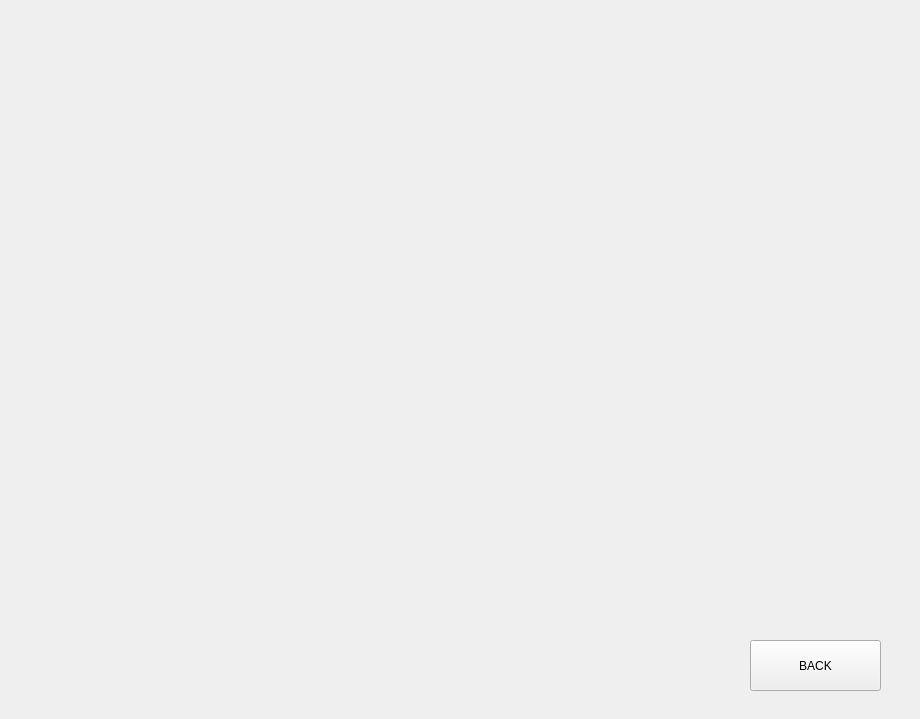
Old version of the form testWidget/ShopBoard.ui in the repository hg-hg/2019-DungeonNStones.
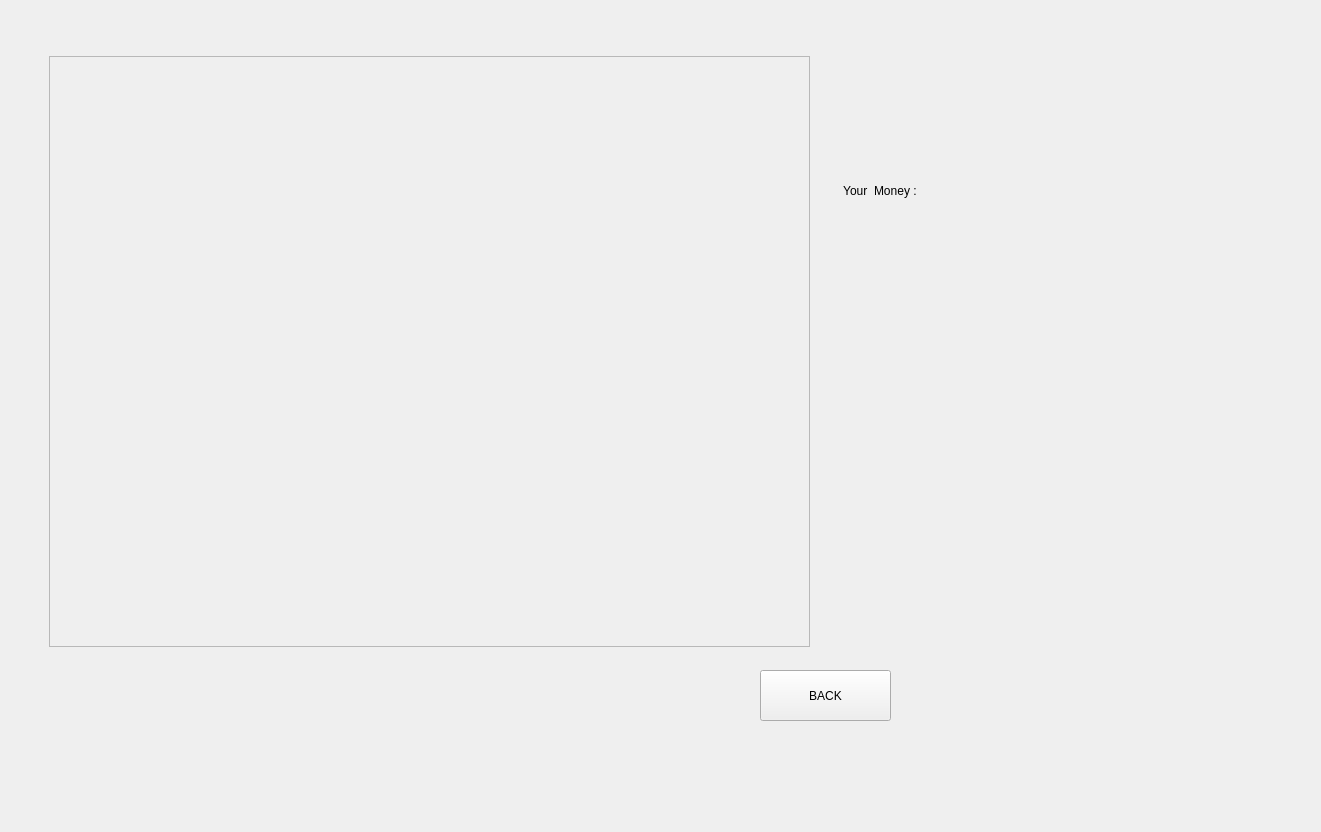
New version of the form.

Diff of the .ui file:
```diff
--- a/testWidget/ShopBoard.ui
+++ b/testWidget/ShopBoard.ui
@@ -6,36 +6,99 @@
    <rect>
     <x>0</x>
     <y>0</y>
-    <width>920</width>
-    <height>719</height>
+    <width>1321</width>
+    <height>832</height>
    </rect>
   </property>
   <property name="windowTitle">
    <string>ShopBoard</string>
   </property>
-  <widget class="QPushButton" name="backToMain">
-   <property name="geometry">
-    <rect>
-     <x>750</x>
-     <y>640</y>
-     <width>131</width>
-     <height>51</height>
-    </rect>
-   </property>
-   <property name="text">
-    <string>BACK</string>
-   </property>
-  </widget>
   <widget class="QStackedWidget" name="stack">
    <property name="geometry">
     <rect>
-     <x>0</x>
+     <x>30</x>
      <y>20</y>
-     <width>731</width>
-     <height>611</height>
+     <width>1011</width>
+     <height>701</height>
     </rect>
    </property>
-   <widget class="QWidget" name="page"/>
+   <widget class="QWidget" name="page">
+    <widget class="QScrollArea" name="mainWidget">
+     <property name="geometry">
+      <rect>
+       <x>19</x>
+       <y>36</y>
+       <width>761</width>
+       <height>591</height>
+      </rect>
+     </property>
+     <property name="widgetResizable">
+      <bool>true</bool>
+     </property>
+     <widget class="QWidget" name="scrollAreaWidgetContents">
+      <property name="geometry">
+       <rect>
+        <x>0</x>
+        <y>0</y>
+        <width>759</width>
+        <height>589</height>
+       </rect>
+      </property>
+      <widget class="QWidget" name="gridLayoutWidget">
+       <property name="geometry">
+        <rect>
+         <x>30</x>
+         <y>50</y>
+         <width>641</width>
+         <height>481</height>
+        </rect>
+       </property>
+       <layout class="QGridLayout" name="layout"/>
+      </widget>
+     </widget>
+    </widget>
+    <widget class="QPushButton" name="backToMain">
+     <property name="geometry">
+      <rect>
+       <x>730</x>
+       <y>650</y>
+       <width>131</width>
+       <height>51</height>
+      </rect>
+     </property>
+     <property name="text">
+      <string>BACK</string>
+     </property>
+    </widget>
+    <widget class="QLabel" name="moneyLabel">
+     <property name="geometry">
+      <rect>
+       <x>810</x>
+       <y>160</y>
+       <width>111</width>
+       <height>21</height>
+      </rect>
+     </property>
+     <property name="text">
+      <string> Your  Money :</string>
+     </property>
+    </widget>
+    <widget class="QTextBrowser" name="moneyEdit">
+     <property name="geometry">
+      <rect>
+       <x>810</x>
+       <y>190</y>
+       <width>111</width>
+       <height>31</height>
+      </rect>
+     </property>
+     <property name="styleSheet">
+      <string notr="true">background-color: rgb(255, 132, 139,0);
+border-radius: 3px;
+color:rgb(0,0,0);</string>
+     </property>
+    </widget>
+   </widget>
    <widget class="QWidget" name="page_2"/>
   </widget>
  </widget>
```
